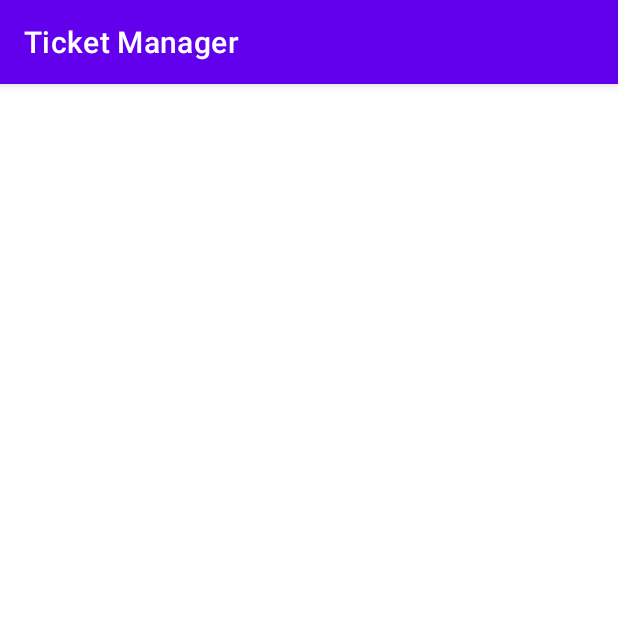
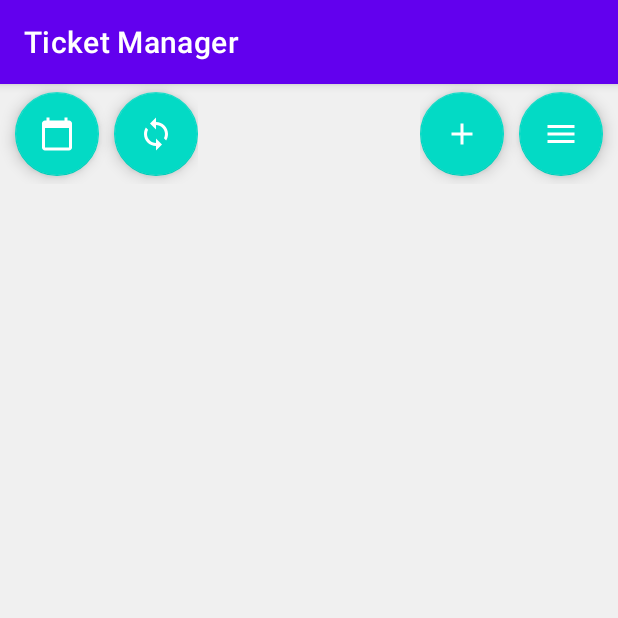
Before and after one commit to abel8ai/ticket-manager-app, an Android app: the DashBoardActivity screen opened directly, with no data from a screen before it, on a phone screen of 412 x 824 dp, the top half of it. Run offline under Robolectric (Android 15) with nearby library versions, the phone set to English and light mode, and no system bars.

Commit message:
create RecyclerView and function buttons

```diff
--- a/app/src/main/java/com/zerox/ticketmanager/ui/view/DashBoardActivity.kt
+++ b/app/src/main/java/com/zerox/ticketmanager/ui/view/DashBoardActivity.kt
@@ -1,14 +1,33 @@
 package com.zerox.ticketmanager.ui.view
 
+import android.os.Bundle
 import androidx.appcompat.app.AppCompatActivity
-import android.os.Bundle
-import com.zerox.ticketmanager.databinding.ActivityDashBoardBinding
+import com.zerox.ticketmanager.databinding.ActivityDashboardBinding
+import com.zerox.ticketmanager.ui.utils.ViewAnimation
 
 class DashBoardActivity : AppCompatActivity() {
-    private lateinit var binding: ActivityDashBoardBinding
+    private lateinit var binding: ActivityDashboardBinding
+    private var isRotate = false
     override fun onCreate(savedInstanceState: Bundle?) {
         super.onCreate(savedInstanceState)
-        binding = ActivityDashBoardBinding.inflate(layoutInflater)
+        binding = ActivityDashboardBinding.inflate(layoutInflater)
         setContentView(binding.root)
+
+        // initialization for the menu elements
+        ViewAnimation.init(binding.fabWorkTicket)
+        ViewAnimation.init(binding.fabGetDirections)
+
+        //on click to display menu elements with animation
+        binding.fabMenu.setOnClickListener {
+            isRotate = ViewAnimation.rotateFab(it, !isRotate)
+            if(isRotate){
+                ViewAnimation.showIn(binding.fabWorkTicket)
+                ViewAnimation.showIn(binding.fabGetDirections)
+            }else{
+                ViewAnimation.showOut(binding.fabWorkTicket)
+                ViewAnimation.showOut(binding.fabGetDirections)
+            }
+        }
+
     }
 }
--- /dev/null
+++ b/app/src/main/res/drawable/ic_add_24.xml
@@ -0,0 +1,5 @@
+<vector android:height="24dp" android:tint="#FFFFFF"
+    android:viewportHeight="24" android:viewportWidth="24"
+    android:width="24dp" xmlns:android="http://schemas.android.com/apk/res/android">
+    <path android:fillColor="@android:color/white" android:pathData="M19,13h-6v6h-2v-6H5v-2h6V5h2v6h6v2z"/>
+</vector>
--- /dev/null
+++ b/app/src/main/res/drawable/ic_calendar_24.xml
@@ -0,0 +1,5 @@
+<vector android:height="24dp" android:tint="#FFFFFF"
+    android:viewportHeight="24" android:viewportWidth="24"
+    android:width="24dp" xmlns:android="http://schemas.android.com/apk/res/android">
+    <path android:fillColor="@android:color/white" android:pathData="M20,3h-1L19,1h-2v2L7,3L7,1L5,1v2L4,3c-1.1,0 -2,0.9 -2,2v16c0,1.1 0.9,2 2,2h16c1.1,0 2,-0.9 2,-2L22,5c0,-1.1 -0.9,-2 -2,-2zM20,21L4,21L4,8h16v13z"/>
+</vector>
--- /dev/null
+++ b/app/src/main/res/drawable/ic_close_24.xml
@@ -0,0 +1,5 @@
+<vector android:height="24dp" android:tint="#FFFFFF"
+    android:viewportHeight="24" android:viewportWidth="24"
+    android:width="24dp" xmlns:android="http://schemas.android.com/apk/res/android">
+    <path android:fillColor="@android:color/white" android:pathData="M19,6.41L17.59,5 12,10.59 6.41,5 5,6.41 10.59,12 5,17.59 6.41,19 12,13.41 17.59,19 19,17.59 13.41,12z"/>
+</vector>
--- /dev/null
+++ b/app/src/main/res/drawable/ic_directions_24.xml
@@ -0,0 +1,5 @@
+<vector android:height="24dp" android:tint="#FFFFFF"
+    android:viewportHeight="24" android:viewportWidth="24"
+    android:width="24dp" xmlns:android="http://schemas.android.com/apk/res/android">
+    <path android:fillColor="@android:color/white" android:pathData="M21.71,11.29l-9,-9c-0.39,-0.39 -1.02,-0.39 -1.41,0l-9,9c-0.39,0.39 -0.39,1.02 0,1.41l9,9c0.39,0.39 1.02,0.39 1.41,0l9,-9c0.39,-0.38 0.39,-1.01 0,-1.41zM14,14.5V12h-4v3H8v-4c0,-0.55 0.45,-1 1,-1h5V7.5l3.5,3.5 -3.5,3.5z"/>
+</vector>
--- /dev/null
+++ b/app/src/main/res/drawable/ic_menu_24.xml
@@ -0,0 +1,5 @@
+<vector android:height="24dp" android:tint="#FFFFFF"
+    android:viewportHeight="24" android:viewportWidth="24"
+    android:width="24dp" xmlns:android="http://schemas.android.com/apk/res/android">
+    <path android:fillColor="@android:color/white" android:pathData="M3,18h18v-2L3,16v2zM3,13h18v-2L3,11v2zM3,6v2h18L21,6L3,6z"/>
+</vector>
--- /dev/null
+++ b/app/src/main/res/drawable/ic_sticky_note_24.xml
@@ -0,0 +1,5 @@
+<vector android:height="24dp" android:tint="#FFFFFF"
+    android:viewportHeight="24" android:viewportWidth="24"
+    android:width="24dp" xmlns:android="http://schemas.android.com/apk/res/android">
+    <path android:fillColor="@android:color/white" android:pathData="M19,3H4.99C3.89,3 3,3.9 3,5l0.01,14c0,1.1 0.89,2 1.99,2h10l6,-6V5C21,3.9 20.1,3 19,3zM7,8h10v2H7V8zM12,14H7v-2h5V14zM14,19.5V14h5.5L14,19.5z"/>
+</vector>
--- /dev/null
+++ b/app/src/main/res/drawable/ic_sync_24.xml
@@ -0,0 +1,5 @@
+<vector android:height="24dp" android:tint="#FFFFFF"
+    android:viewportHeight="24" android:viewportWidth="24"
+    android:width="24dp" xmlns:android="http://schemas.android.com/apk/res/android">
+    <path android:fillColor="@android:color/white" android:pathData="M12,4L12,1L8,5l4,4L12,6c3.31,0 6,2.69 6,6 0,1.01 -0.25,1.97 -0.7,2.8l1.46,1.46C19.54,15.03 20,13.57 20,12c0,-4.42 -3.58,-8 -8,-8zM12,18c-3.31,0 -6,-2.69 -6,-6 0,-1.01 0.25,-1.97 0.7,-2.8L5.24,7.74C4.46,8.97 4,10.43 4,12c0,4.42 3.58,8 8,8v3l4,-4 -4,-4v3z"/>
+</vector>
--- a/app/src/main/res/layout/activity_dash_board.xml
+++ /dev/null
@@ -1,9 +0,0 @@
-<?xml version="1.0" encoding="utf-8"?>
-<androidx.constraintlayout.widget.ConstraintLayout xmlns:android="http://schemas.android.com/apk/res/android"
-    xmlns:app="http://schemas.android.com/apk/res-auto"
-    xmlns:tools="http://schemas.android.com/tools"
-    android:layout_width="match_parent"
-    android:layout_height="match_parent"
-    tools:context=".ui.view.DashBoardActivity">
-
-</androidx.constraintlayout.widget.ConstraintLayout>
--- /dev/null
+++ b/app/src/main/res/layout/activity_dashboard.xml
@@ -0,0 +1,124 @@
+<?xml version="1.0" encoding="utf-8"?>
+<androidx.constraintlayout.widget.ConstraintLayout xmlns:android="http://schemas.android.com/apk/res/android"
+    xmlns:app="http://schemas.android.com/apk/res-auto"
+    xmlns:tools="http://schemas.android.com/tools"
+    android:layout_width="match_parent"
+    android:layout_height="match_parent"
+    android:background="@color/back"
+    tools:context=".ui.view.DashBoardActivity">
+
+    <androidx.appcompat.widget.LinearLayoutCompat
+        android:id="@+id/ll_left_buttons"
+        android:layout_width="wrap_content"
+        android:layout_height="wrap_content"
+        android:orientation="horizontal"
+        app:layout_constraintStart_toStartOf="parent"
+        app:layout_constraintTop_toTopOf="parent">
+
+        <com.google.android.material.floatingactionbutton.FloatingActionButton
+            android:id="@+id/fab_calendar"
+            android:layout_width="wrap_content"
+            android:layout_height="wrap_content"
+            android:layout_marginStart="10dp"
+            android:layout_marginTop="5dp"
+            android:layout_marginBottom="5dp"
+            android:contentDescription="@string/button_add"
+            android:elevation="2dp"
+            android:src="@drawable/ic_calendar_24"
+            app:layout_constraintBottom_toBottomOf="parent"
+            app:layout_constraintRight_toRightOf="parent"
+            app:tint="@color/white" />
+
+        <com.google.android.material.floatingactionbutton.FloatingActionButton
+            android:id="@+id/fab_sync_calendar"
+            android:layout_width="wrap_content"
+            android:layout_height="wrap_content"
+            android:layout_marginStart="10dp"
+            android:layout_marginTop="5dp"
+            android:layout_marginBottom="5dp"
+            android:contentDescription="@string/button_add"
+            android:elevation="2dp"
+            android:src="@drawable/ic_sync_24"
+            app:layout_constraintBottom_toBottomOf="parent"
+            app:layout_constraintRight_toRightOf="parent"
+            app:tint="@color/white" />
+
+    </androidx.appcompat.widget.LinearLayoutCompat>
+
+    <androidx.appcompat.widget.LinearLayoutCompat
+        android:id="@+id/ll_rigth_buttons"
+        android:layout_width="wrap_content"
+        android:layout_height="wrap_content"
+        android:orientation="horizontal"
+        app:layout_constraintEnd_toEndOf="parent"
+        app:layout_constraintTop_toTopOf="parent">
+
+        <com.google.android.material.floatingactionbutton.FloatingActionButton
+            android:id="@+id/fab_add_ticket"
+            android:layout_width="wrap_content"
+            android:layout_height="wrap_content"
+            android:layout_marginEnd="10dp"
+            android:layout_marginTop="5dp"
+            android:layout_marginBottom="5dp"
+            android:contentDescription="@string/button_add"
+            android:elevation="2dp"
+            android:src="@drawable/ic_add_24"
+            app:layout_constraintBottom_toBottomOf="parent"
+            app:layout_constraintRight_toRightOf="parent"
+            app:tint="@color/white" />
+
+        <com.google.android.material.floatingactionbutton.FloatingActionButton
+            android:id="@+id/fab_menu"
+            android:layout_width="wrap_content"
+            android:layout_height="wrap_content"
+            android:layout_marginEnd="10dp"
+            android:layout_marginTop="5dp"
+            android:layout_marginBottom="5dp"
+            android:contentDescription="@string/button_add"
+            android:elevation="2dp"
+            android:src="@drawable/ic_menu_24"
+            app:layout_constraintBottom_toBottomOf="parent"
+            app:layout_constraintRight_toRightOf="parent"
+            app:tint="@color/white" />
+
+    </androidx.appcompat.widget.LinearLayoutCompat>
+    <com.google.android.material.floatingactionbutton.FloatingActionButton
+        android:id="@+id/fab_work_ticket"
+        android:layout_width="wrap_content"
+        android:layout_height="wrap_content"
+        android:layout_marginEnd="10dp"
+
+        android:layout_marginBottom="5dp"
+        android:contentDescription="@string/button_add"
+        android:elevation="2dp"
+        android:src="@drawable/ic_sticky_note_24"
+        app:layout_constraintTop_toBottomOf="@id/ll_rigth_buttons"
+        app:layout_constraintEnd_toEndOf="parent"
+        app:tint="@color/white" />
+
+    <com.google.android.material.floatingactionbutton.FloatingActionButton
+        android:id="@+id/fab_get_directions"
+        android:layout_width="wrap_content"
+        android:layout_height="wrap_content"
+        android:layout_marginEnd="10dp"
+        android:layout_marginTop="5dp"
+        android:layout_marginBottom="5dp"
+        android:contentDescription="@string/button_add"
+        android:elevation="2dp"
+        android:src="@drawable/ic_directions_24"
+        app:layout_constraintTop_toBottomOf="@id/fab_work_ticket"
+        app:layout_constraintEnd_toEndOf="parent"
+        app:tint="@color/white" />
+
+    <androidx.recyclerview.widget.RecyclerView
+        android:id="@+id/rv_tickets"
+        android:layout_width="match_parent"
+        android:layout_height="0dp"
+        android:layout_margin="5dp"
+        app:layout_constraintEnd_toEndOf="parent"
+        app:layout_constraintStart_toStartOf="parent"
+        app:layout_constraintTop_toBottomOf="@id/ll_left_buttons"
+        tools:listitem="@layout/item_ticket" />
+
+
+</androidx.constraintlayout.widget.ConstraintLayout>
--- a/app/src/main/res/values/colors.xml
+++ b/app/src/main/res/values/colors.xml
@@ -7,4 +7,5 @@
     <color name="teal_700">#FF018786</color>
     <color name="black">#FF000000</color>
     <color name="white">#FFFFFFFF</color>
+    <color name="back">#F0F0F0</color>
 </resources>
--- a/app/src/main/res/values/strings.xml
+++ b/app/src/main/res/values/strings.xml
@@ -4,4 +4,9 @@
     <string name="password">Password</string>
     <string name="login">Login</string>
     <string name="mandatory_field">Mandatory field</string>
+    <string name="view_ticket">view ticket</string>
+    <string name="client_preview">Robert Perez</string>
+    <string name="button_add">Add</string>
+    <string name="button_calendar">Calendar</string>
+    <string name="button_directions">Directions</string>
 </resources>
```
Also changed, not shown: app/src/main/java/com/zerox/ticketmanager/ui/utils/ViewAnimation.kt (added, +59 -0 lines), app/src/main/res/layout/item_ticket.xml (added, +40 -0 lines).
